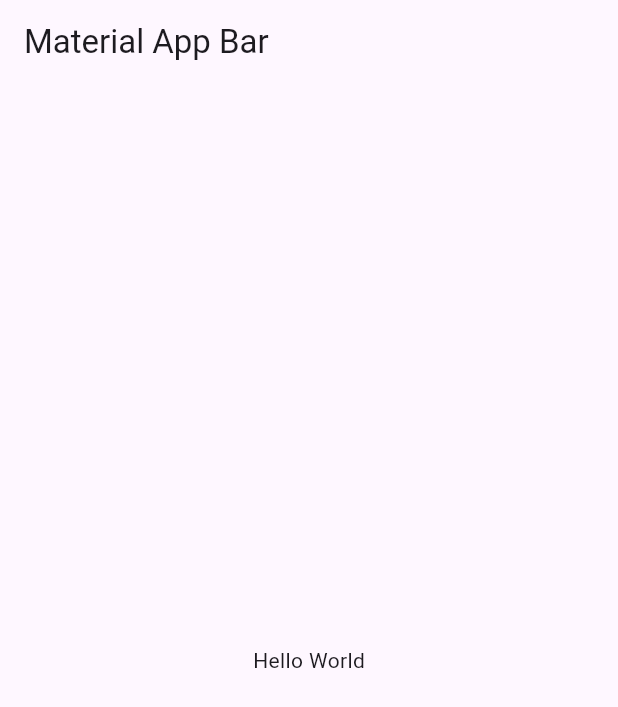
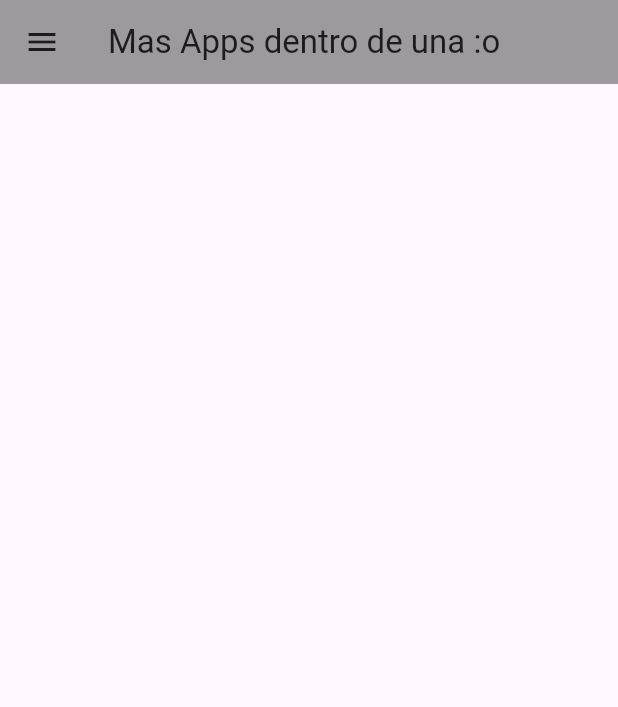
Before and after one commit to NoobyVC/Domotica, a Flutter app: the screen it shows after launch, on a phone screen of 412 x 824 dp. Shown: the top 707 px of the screen. Run offline on Flutter 3.47's test engine with Material 3 defaults, Android fonts, the phone set to English and light mode, and no system bars.

Commit message:
Mira q bien

```diff
--- /dev/null
+++ b/practica5/lib/automatas.dart
@@ -0,0 +1 @@
+import 'package:flutter/material.dart';
--- a/practica5/lib/main.dart
+++ b/practica5/lib/main.dart
@@ -8,13 +8,45 @@ class MyApp extends StatelessWidget {
   @override
   Widget build(BuildContext context) {
     return MaterialApp(
-      title: 'Material App',
-      home: Scaffold(
-        appBar: AppBar(
-          title: const Text('Material App Bar'),
-        ),
-        body: const Center(
-          child: Text('Hello World'),
+        title: 'Material App',
+        debugShowCheckedModeBanner: false,
+        home: MainPage());
+  }
+}
+
+class MainPage extends StatelessWidget {
+  const MainPage({super.key});
+
+  @override
+  Widget build(BuildContext context) {
+    return Scaffold(
+      appBar: AppBar(
+        title: Text('Mas Apps dentro de una :o'),
+        backgroundColor: Colors.black38,
+      ),
+      drawer: Drawer(
+        child: ListView(
+          padding: EdgeInsets.zero,
+          children: [
+            DrawerHeader(
+              child: Text('ola'),
+              decoration: BoxDecoration(
+                color: Colors.amber,
+              ),
+            ),
+            ListTile(
+              title: Text('Domotica e Inmotica'),
+              onTap: () {},
+            ),
+            ListTile(
+              title: Text('Automatas'),
+              onTap: () {},
+            ),
+            ListTile(
+              title: Text('Salir'),
+              onTap: () {},
+            ),
+          ],
         ),
       ),
     );
```
